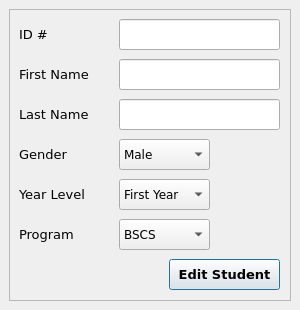
This is edit_student_dialog.ui in brexer/ccc151-ssis as Qt 5 draws it before an edit. The edited form follows.
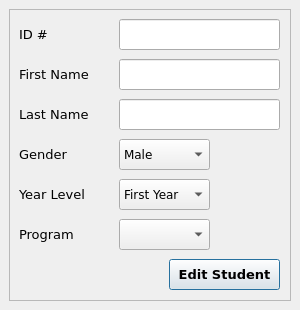
This is the edited form.

Diff of the .ui file:
```diff
--- a/edit_student_dialog.ui
+++ b/edit_student_dialog.ui
@@ -84,16 +84,6 @@
            <height>31</height>
           </rect>
          </property>
-         <item>
-          <property name="text">
-           <string>BSCS</string>
-          </property>
-         </item>
-         <item>
-          <property name="text">
-           <string>BSIT</string>
-          </property>
-         </item>
         </widget>
         <widget class="QComboBox" name="dialog_comboBox_2">
          <property name="geometry">
```
